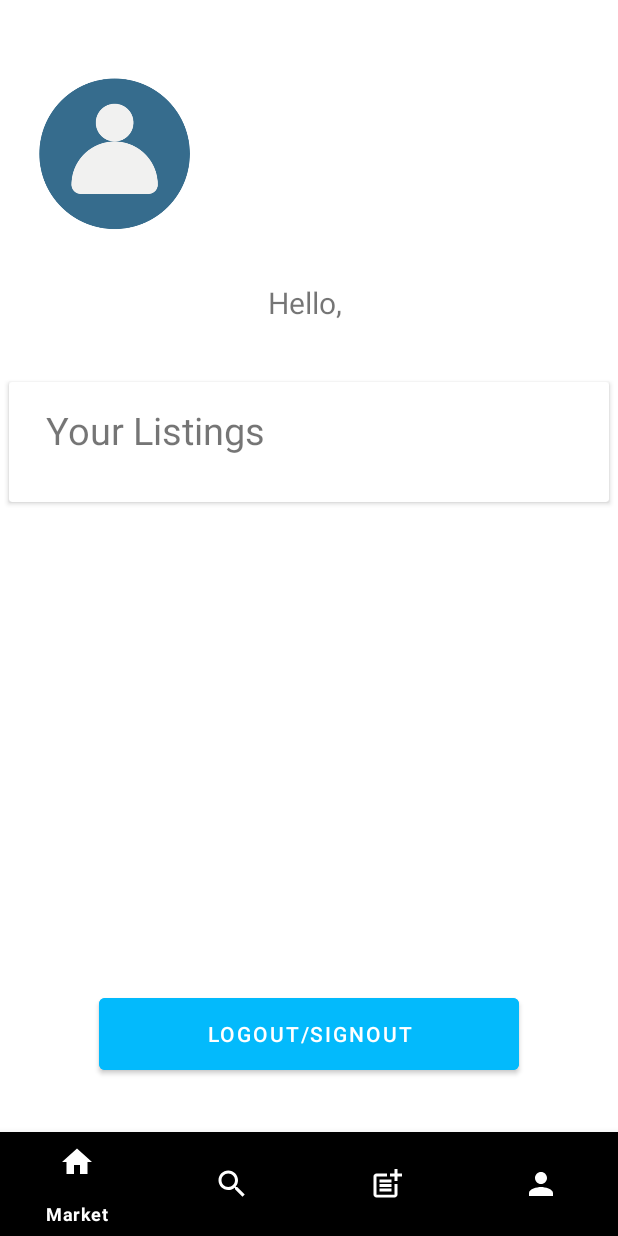
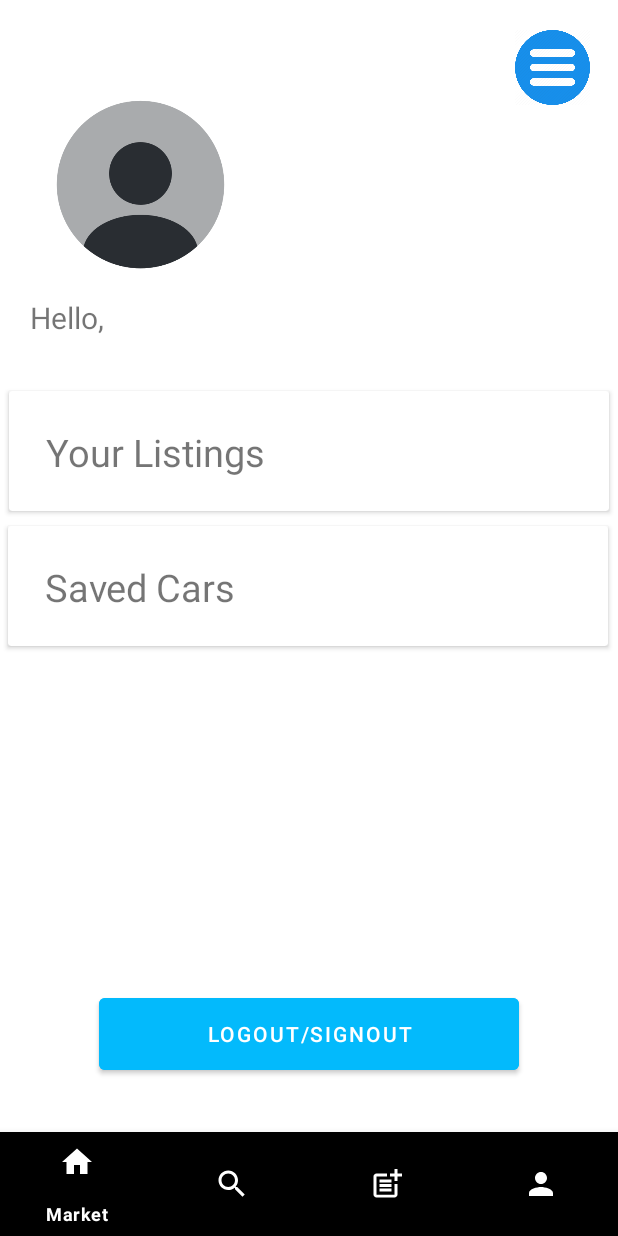
Before and after one commit to ItsTender/CarSLN, an Android app: the fragment ProfileFragment placed in its activity, on a phone screen of 412 x 824 dp. Run offline under Robolectric (Android 15) with nearby library versions, the phone set to English and light mode, and no system bars; our stand-ins replace Firebase (no records; nobody signed in at launch, a user with empty details on screens opened directly), Picasso.

Commit message:
Listings need to be updated.....

```diff
--- a/app/src/main/java/com/tawfeeq/carsln/UserListingsFragment.java
+++ b/app/src/main/java/com/tawfeeq/carsln/UserListingsFragment.java
@@ -95,10 +95,9 @@ public class UserListingsFragment extends Fragment {
                     Cars car = dataSnapshot.toObject(Cars.class);
                     car.setCarPhoto(dataSnapshot.getString("photo"));
                     car.setPhone(dataSnapshot.getString("phone"));
-                    if(car.getManufacturer().contains("Mercedes")) {
-                        if (car.getEmail().contains(fbs.getAuth().getCurrentUser().getEmail())) {
-                            lst.add(car);
-                        }
+                    if(car.getManufacturer().contains("Mercedes")&&car.getModel().contains("A45")) {
+                        String str= "tawfeeqshahoud@gmail.com";
+                            if(str.contains(car.getEmail())) lst.add(car);
                     }
                 }
                 SettingFrame();
--- a/app/src/main/res/layout/fragment_profile.xml
+++ b/app/src/main/res/layout/fragment_profile.xml
@@ -26,27 +26,29 @@
 
         <TextView
             android:id="@+id/tvUsername"
-            android:layout_width="400dp"
-            android:layout_height="65dp"
+            android:layout_width="351dp"
+            android:layout_height="47dp"
             android:layout_marginStart="6dp"
+            android:layout_marginTop="8dp"
             android:layout_marginEnd="7dp"
             android:fontFamily="sans-serif"
-            android:gravity="center"
             android:text=""
             android:textSize="20sp"
             app:layout_constraintEnd_toEndOf="parent"
+            app:layout_constraintHorizontal_bias="0.297"
             app:layout_constraintStart_toStartOf="parent"
             app:layout_constraintTop_toBottomOf="@+id/imageView4" />
 
         <ImageView
             android:id="@+id/imageView4"
-            android:layout_width="139dp"
+            android:layout_width="147dp"
             android:layout_height="134dp"
-            android:layout_marginStart="6dp"
-            android:layout_marginTop="35dp"
-            android:layout_marginEnd="266dp"
-            android:src="@drawable/generic_icon"
+            android:layout_marginStart="20dp"
+            android:layout_marginTop="56dp"
+            android:layout_marginEnd="246dp"
+            android:src="@drawable/generic_pfp"
             app:layout_constraintEnd_toEndOf="parent"
+            app:layout_constraintHorizontal_bias="0.0"
             app:layout_constraintStart_toStartOf="parent"
             app:layout_constraintTop_toTopOf="parent" />
 
@@ -55,16 +57,16 @@
             android:layout_width="400dp"
             android:layout_height="80dp"
             android:layout_marginStart="5dp"
-            android:layout_marginTop="20dp"
+            android:layout_marginTop="15dp"
             android:layout_marginEnd="6dp"
             app:layout_constraintEnd_toEndOf="parent"
             app:layout_constraintStart_toStartOf="parent"
             app:layout_constraintTop_toBottomOf="@+id/tvUsername">
 
             <TextView
-                android:id="@+id/textView"
+                android:id="@+id/textViewListings"
                 android:layout_width="350dp"
-                android:layout_height="50dp"
+                android:layout_height="33dp"
                 android:layout_gravity="center"
                 android:fontFamily="sans-serif"
                 android:text="Your Listings"
@@ -72,6 +74,41 @@
 
         </androidx.cardview.widget.CardView>
 
+        <androidx.cardview.widget.CardView
+            android:id="@+id/CardViewFavourites"
+            android:layout_width="400dp"
+            android:layout_height="80dp"
+            android:layout_marginStart="5dp"
+            android:layout_marginTop="10dp"
+            android:layout_marginEnd="6dp"
+            app:layout_constraintEnd_toEndOf="parent"
+            app:layout_constraintHorizontal_bias="0.0"
+            app:layout_constraintStart_toStartOf="parent"
+            app:layout_constraintTop_toBottomOf="@+id/CardViewListings">
+
+            <TextView
+                android:id="@+id/textViewFav"
+                android:layout_width="350dp"
+                android:layout_height="33dp"
+                android:layout_gravity="center"
+                android:fontFamily="sans-serif"
+                android:text="Saved Cars"
+                android:textSize="25dp" />
+
+        </androidx.cardview.widget.CardView>
+
+        <ImageView
+            android:id="@+id/imageView5"
+            android:layout_width="50dp"
+            android:layout_height="50dp"
+            android:layout_marginStart="340dp"
+            android:layout_marginTop="20dp"
+            android:layout_marginEnd="15dp"
+            android:src="@drawable/options_iv"
+            app:layout_constraintEnd_toEndOf="parent"
+            app:layout_constraintStart_toStartOf="parent"
+            app:layout_constraintTop_toTopOf="parent" />
+
 
     </androidx.constraintlayout.widget.ConstraintLayout>
 
```
Also changed, not shown: app/src/main/res/drawable/generic_pfp.png (added), app/src/main/res/drawable/options_iv.png (added).
